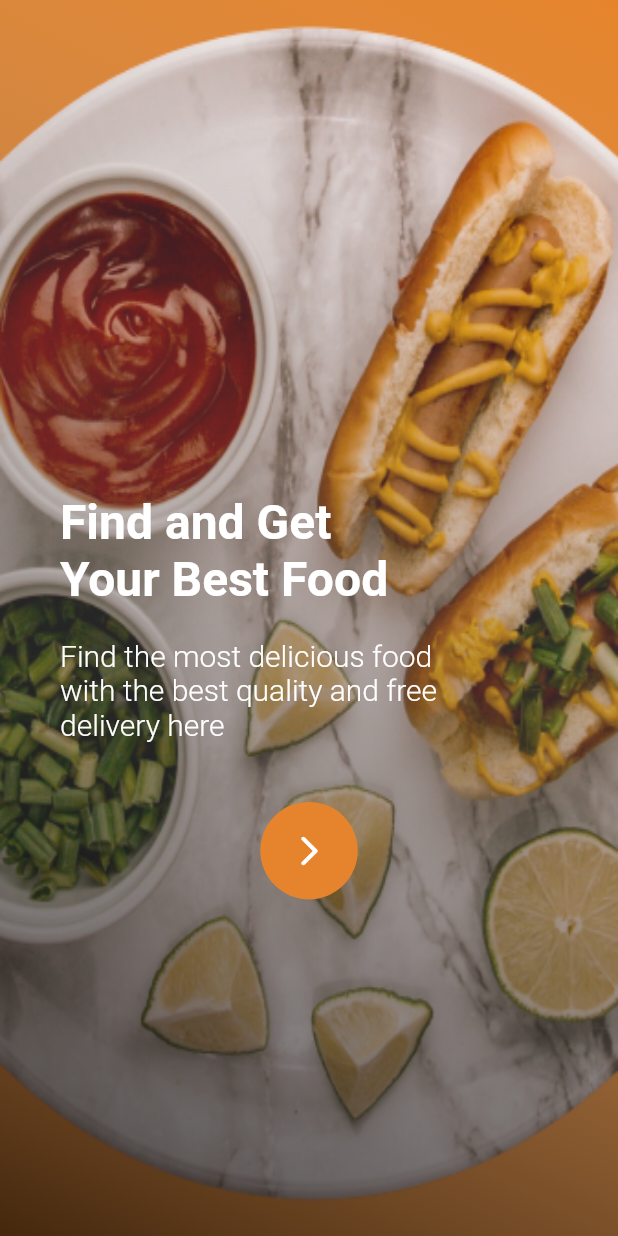
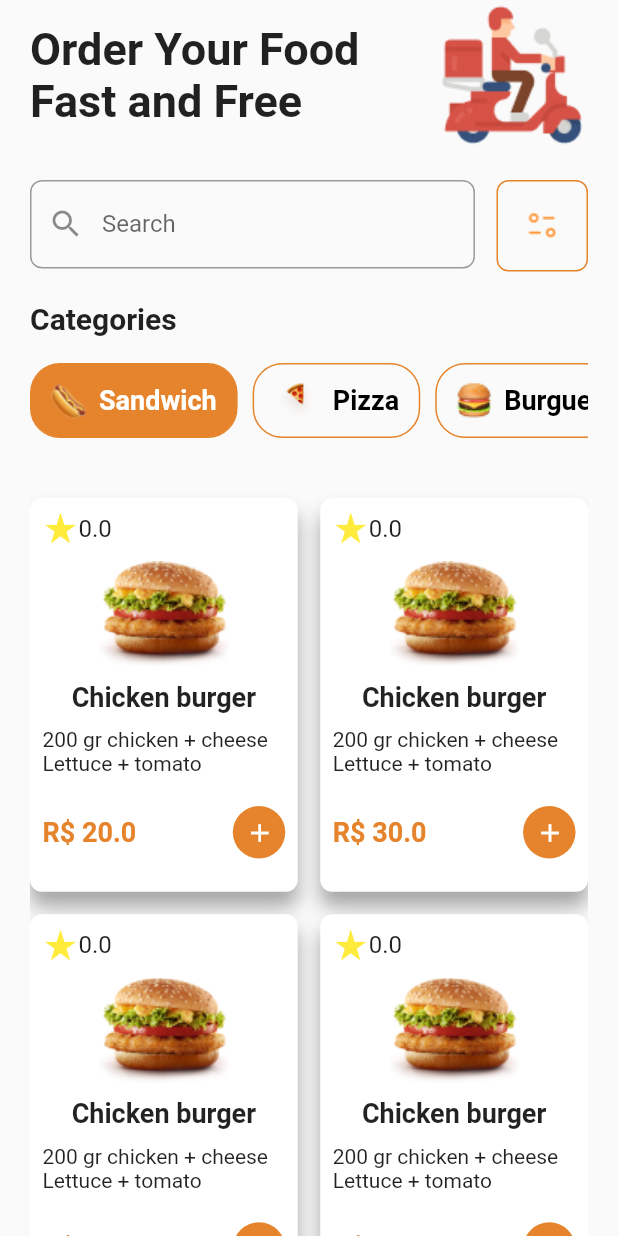
Before and after one commit to herlmanoel/food-delivery-app, a Flutter app: the screen it shows after launch, on a phone screen of 412 x 824 dp. Run offline on Flutter 3.47's test engine with Material 2 defaults, Android fonts, the phone set to English and light mode, and no system bars; our stand-ins replace google_fonts; missing offline and left inert: dart:ffi.

Commit message:
feat: finalizing home layout

```diff
--- a/lib/main.dart
+++ b/lib/main.dart
@@ -1,3 +1,4 @@
+import 'package:ecommercefood/modules/home/HomePage.dart';
 import 'package:ecommercefood/modules/splash/splash_page.dart';
 import 'package:flutter/material.dart';
 
@@ -16,7 +17,7 @@ class MyApp extends StatelessWidget {
       theme: ThemeData(
         primarySwatch: Colors.blue,
       ),
-      home: SplashPage(),
+      home: HomePage(),
     );
   }
 }
--- /dev/null
+++ b/lib/modules/home/CardProduct.dart
@@ -0,0 +1,97 @@
+import 'package:ecommercefood/modules/models/Product.dart';
+import 'package:ecommercefood/shared/themes/app_colors.dart';
+import 'package:flutter/material.dart';
+
+class CardProduct extends StatefulWidget {
+  double widthFather;
+  Product product;
+  CardProduct({ required this.widthFather, required this.product, Key? key });
+
+  @override
+  State<CardProduct> createState() => _CardProductState(widthFather, product);
+}
+
+class _CardProductState extends State<CardProduct> {
+  double widthFather;
+  Product product;
+  _CardProductState(this.widthFather, this.product);
+
+  @override
+  Widget build(BuildContext context) {
+    final double _large = ((widthFather - 40) / 2);
+    print(_large);
+    return Container(
+      padding: EdgeInsets.all(_large * 0.05),
+      width: _large,
+      decoration: BoxDecoration(
+        color: Colors.white,
+        borderRadius: BorderRadius.circular(8),
+        boxShadow: [
+          BoxShadow(
+            color: Colors.grey.withOpacity(0.9),
+            blurRadius: 10,
+            offset: const Offset(0, 10),
+          ),
+        ],
+      ),
+      child: Column(
+        children: [
+          Row(
+            children: [
+              const Icon(Icons.star_rate, color: Colors.yellow,),
+              Text("${product.starts}", style: TextStyle(fontSize: 16),),
+            ],
+          ),
+          const SizedBox(height: 10),
+          // Image.asset(AppImages.burguerProduct),
+          product.image,
+          const SizedBox(height: 10),
+          SizedBox(
+            child: Text(
+              product.name,
+              style: const TextStyle(
+                fontSize: 18,
+                fontWeight: FontWeight.bold
+              )
+            )
+          ),
+          const SizedBox(height: 10),
+          SizedBox(
+            child: Text(
+              product.description,
+              style: const TextStyle(
+                fontSize: 14,
+              )
+            )
+          ),
+          const SizedBox(height: 20),
+          Row(
+            mainAxisAlignment: MainAxisAlignment.spaceBetween,
+            children:  [
+              Text("R\$ ${product.price}",
+              style: TextStyle(fontSize: 18,
+              fontWeight: FontWeight.bold, color: AppColors.backgroundSplash),),
+              Container(
+                width: 35,
+                height: 35,
+                // padding: const EdgeInsets.all(4),
+                decoration: BoxDecoration(
+                  color: AppColors.backgroundSplash,
+                  borderRadius: BorderRadius.circular(50),
+                ),
+                child: IconButton(
+                  icon: const Icon(
+                    Icons.add,
+                    color: Colors.white,
+                    size: 20,
+                  ),
+                  onPressed: () {},
+                ),
+              )
+            ],
+          ),
+        ],
+      ),
+    );
+  }
+}
--- /dev/null
+++ b/lib/modules/home/HomePage.dart
@@ -0,0 +1,172 @@
+
+import 'package:ecommercefood/modules/home/CardProduct.dart';
+import 'package:ecommercefood/modules/models/Category.dart';
+import 'package:ecommercefood/modules/models/Product.dart';
+import 'package:ecommercefood/shared/themes/app_colors.dart';
+import 'package:ecommercefood/shared/themes/app_image.dart';
+import 'package:flutter/material.dart';
+
+class HomePage extends StatefulWidget {
+
+
+  const HomePage({Key? key}) : super(key: key);
+
+  @override
+  State<HomePage> createState() => _HomePageState();
+}
+
+class _HomePageState extends State<HomePage> {
+
+    var listCategories = [
+      Category(id: 1, title: 'Sandwich', icon: Image.asset(AppImages.hotDogIcon), selected: true),
+      Category(id: 2, title: 'Pizza', icon: Image.asset(AppImages.pizzaIcon)),
+      Category(id: 3, title: 'Burguer', icon: Image.asset(AppImages.burguerIcon)),
+    ];
+
+    var listProducts = [
+      Product(id: 1, name: 'Chicken burger', description: "200 gr chicken + cheese  Lettuce + tomato", image: Image.asset(AppImages.burguerProduct), price: 20),
+      Product(id: 2, name: 'Chicken burger', description: "200 gr chicken + cheese  Lettuce + tomato", image: Image.asset(AppImages.burguerProduct), price: 30),
+      Product(id: 3, name: 'Chicken burger', description: "200 gr chicken + cheese  Lettuce + tomato", image: Image.asset(AppImages.burguerProduct), price: 40),
+      Product(id: 4, name: 'Chicken burger', description: "200 gr chicken + cheese  Lettuce + tomato", image: Image.asset(AppImages.burguerProduct), price: 50),
+      Product(id: 5, name: 'Chicken burger', description: "200 gr chicken + cheese  Lettuce + tomato", image: Image.asset(AppImages.burguerProduct), price: 60),
+      Product(id: 6, name: 'Chicken burger', description: "200 gr chicken + cheese  Lettuce + tomato", image: Image.asset(AppImages.burguerProduct), price: 70),
+      Product(id: 7, name: 'Chicken burger', description: "200 gr chicken + cheese  Lettuce + tomato", image: Image.asset(AppImages.burguerProduct), price: 80),
+    ];
+
+  @override
+  Widget build(BuildContext context) {
+    final size = MediaQuery.of(context).size;
+    const paddingSafeArea = 20.0;
+    final widthSafeArea = size.width - (paddingSafeArea * 2);
+    return Scaffold(
+      body: SafeArea(
+        child: Container(
+          padding: const EdgeInsets.symmetric(horizontal: paddingSafeArea),
+          child: Column(
+            children: [
+              Row(
+                mainAxisAlignment: MainAxisAlignment.spaceBetween,
+                children:  [
+                  const Text('Order Your Food\nFast and Free',
+                    style: TextStyle(
+                        fontSize: 30,
+                        fontWeight: FontWeight.bold,
+                    ),
+                  ),
+                  Image.asset(AppImages.delivery),
+                ],
+              ),
+              const SizedBox(height: 20),
+              Row(
+                mainAxisAlignment: MainAxisAlignment.spaceBetween,
+                children: [
+                  SizedBox(
+                    width: size.width * 0.72,
+                    height: 61,
+                    child: TextField(
+                      decoration: InputDecoration(
+                        labelText: 'Search',
+                        prefixIcon: const Icon(Icons.search),
+                        border: OutlineInputBorder(
+                          borderRadius: BorderRadius.circular(8),
+                        ),
+                      ),
+                    ),
+                  ),
+                  Container(
+                    // padding: const EdgeInsets.all(1.0),
+                    decoration: BoxDecoration(
+                      border: Border.all(color: AppColors.backgroundSplash),
+                      borderRadius: BorderRadius.circular(8),
+                    ),
+                    // width: size.width * 0.2,
+                    height: 61,
+                    child: Image.asset(AppImages.filterIcon),
+                  )
+                ],
+              ),
+              const SizedBox(height: 20),
+              SizedBox(
+                width: widthSafeArea,
+                child: const Text("Categories",
+                  textAlign: TextAlign.left,
+                  style: TextStyle(
+                    fontSize: 20,
+                    fontWeight: FontWeight.bold,
+                  ),
+                ),
+              ),
+              const SizedBox(height: 18),
+
+              SizedBox(
+                height: 50,
+                child: ListView.builder(
+                  scrollDirection: Axis.horizontal,
+                  itemCount: listCategories.length,
+                  itemBuilder: (BuildContext ctxt, int index) {
+                    Category category = listCategories[index];
+                    return buttonCategory(category);
+                  },
+                ),
+              ),
+              const SizedBox(height: 20),
+              Expanded(child:
+
+                GridView.builder(
+                  padding: const EdgeInsets.symmetric(vertical: paddingSafeArea),
+                  gridDelegate: const SliverGridDelegateWithFixedCrossAxisCount(
+                    crossAxisCount: 2,
+                    mainAxisSpacing: 15,
+                    crossAxisSpacing: 15,
+                    childAspectRatio: 0.68,
+                  ),
+                  itemBuilder: (context, i) =>
+                  CardProduct(widthFather: widthSafeArea, product: listProducts[i]),
+                  itemCount: listProducts.length,
+                ),
+              )
+            ]
+          ),
+        ),
+      ),
+    );
+  }
+
+  Container buttonCategory(Category category) {
+    var icon = category.icon;
+    var title = category.title;
+    var selected = category.selected;
+    var id = category.id;
+    return
+      Container(
+        margin: const EdgeInsets.only(right: 10),
+
+        padding: const EdgeInsets.symmetric(horizontal: 5),
+        decoration: BoxDecoration(
+          color: selected ? AppColors.backgroundSplash : Colors.transparent,
+          border: Border.all(color: AppColors.backgroundSplash),
+          borderRadius: BorderRadius.circular(20),
+        ),
+        child: TextButton.icon(
+          onPressed: () {
+            setState(() {
+              var elementCurrent = listCategories.firstWhere((element) => element.id == id);
+              var elementSelected = listCategories.firstWhere((element) => element.selected == true);
+              elementCurrent.selected = true;
+              elementSelected.selected = false;
+              listCategories.sort((a, b) => a.selected ? -1 : 1);
+            });
+          },
+          icon: icon,
+          label: Text(
+            title,
+            style: TextStyle(
+              fontSize: 18,
+              color: selected ? Colors.white : Colors.black,
+              fontWeight: FontWeight.bold
+            ),
+          ),
+        ),
+      );
+  }
+}
--- /dev/null
+++ b/lib/modules/login/login_page.dart
@@ -0,0 +1,25 @@
+import 'package:ecommercefood/shared/themes/app_colors.dart';
+import 'package:flutter/material.dart';
+
+class LoginPage extends StatelessWidget {
+  const LoginPage({ Key? key }) : super(key: key);
+
+  @override
+  Widget build(BuildContext context) {
+    return Container(
+      color: AppColors.background,
+      child: Column(
+        children: [
+          Stack(
+            children: [
+                Container(
+                color: AppColors.backgroundSplash,
+                height: 200,
+              ),
+            ],
+          )
+        ],
+      ),
+    );
+  }
+}
--- /dev/null
+++ b/lib/modules/models/Category.dart
@@ -0,0 +1,9 @@
+import 'package:flutter/cupertino.dart';
+
+class Category {
+  int id;
+  String title;
+  Image icon;
+  bool selected;
+  Category ({ required this.id, required this.title, required this.icon, this.selected = false});
+}
--- /dev/null
+++ b/lib/modules/models/Product.dart
@@ -0,0 +1,20 @@
+import 'dart:ffi';
+
+import 'package:flutter/material.dart';
+
+class Product {
+  int id;
+  double starts;
+  String name;
+  String description;
+  Image image;
+  double price;
+  Product({
+    required this.id,
+    this.starts = 0.0,
+    required this.name,
+    this.description = '',
+    required this.image,
+    required this.price,
+  });
+}
--- /dev/null
+++ b/lib/modules/splash/gradient.dart
@@ -0,0 +1,21 @@
+import 'package:flutter/material.dart';
+
+class GradientSplash extends StatelessWidget {
+  const GradientSplash({ Key? key }) : super(key: key);
+
+  @override
+  Widget build(BuildContext context) {
+    return Container(
+        decoration: BoxDecoration(
+        gradient: LinearGradient(
+          begin: Alignment.topRight,
+          end: Alignment.bottomLeft,
+          colors: [
+            const Color(0xFFC4C4C4).withOpacity(0),
+            const Color(0x00000000).withOpacity(0.7),
+          ],
+        )
+      ),
+    );
+  }
+}
--- a/lib/modules/splash/splash_page.dart
+++ b/lib/modules/splash/splash_page.dart
@@ -1,18 +1,24 @@
+import 'package:ecommercefood/modules/home/HomePage.dart';
+import 'package:ecommercefood/modules/splash/gradient.dart';
+import 'package:flutter/material.dart';
+
 import 'package:ecommercefood/modules/splash/button.dart';
 import 'package:ecommercefood/shared/themes/app_colors.dart';
 import 'package:ecommercefood/shared/themes/app_image.dart';
 import 'package:ecommercefood/shared/themes/app_text_style.dart';
-import 'package:flutter/material.dart';
 
 class SplashPage extends StatelessWidget {
   // const SplashPage({Key? key}) : super(key: key);
+  toLogin(context) {
+    Navigator.push(context, MaterialPageRoute(builder: (context) => HomePage()));
+  }
 
   @override
   Widget build(BuildContext context) {
     final size = MediaQuery.of(context).size;
+
     return Scaffold(
       backgroundColor: AppColors.background,
-
       body: Container(
         width:  size.width,
         height: size.height,
@@ -27,20 +33,8 @@ class SplashPage extends StatelessWidget {
                   image: AssetImage(AppImages.introFood),
                 ),
               ),
-              child: null,
               ),
-              Container(
-                  decoration: BoxDecoration(
-                  gradient: LinearGradient(
-                    begin: Alignment.topRight,
-                    end: Alignment.bottomLeft,
-                    colors: [
-                      const Color(0xFFC4C4C4).withOpacity(0),
-                      const Color(0x00000000).withOpacity(0.7),
-                    ],
-                  )
-                ),
-              ),
+              const GradientSplash(),
               Positioned(
                 top: size.width * 0.8,
                 child: Padding(
@@ -68,6 +62,7 @@ class SplashPage extends StatelessWidget {
                                 child: ButtonSplash(
                                   onTap: () {
                                     print("CLick");
+                                    toLogin(context);
                                   },
                                 ),
                               ),
--- a/lib/shared/themes/app_image.dart
+++ b/lib/shared/themes/app_image.dart
@@ -2,4 +2,10 @@ class AppImages {
   static const intro = 'assets/images/intro.png';
   static const introFood = 'assets/images/intro-food.png';
   static const logoFull = 'assets/images/logofull.png';
+  static const burguerIcon = 'assets/images/burguerIcon.png';
+  static const pizzaIcon = 'assets/images/pizzaIcon.png';
+  static const delivery = 'assets/images/delivery.png';
+  static const hotDogIcon = 'assets/images/hotDogIcon.png';
+  static const filterIcon = 'assets/images/filterIcon.png';
+  static const burguerProduct = 'assets/images/burguerProduct.png';
 }
```
Also changed, not shown: assets/images/burguerIcon.png (added), assets/images/burguerProduct.png (added), assets/images/delivery.png (added), assets/images/filterIcon.png (added), assets/images/hotDogIcon.png (added), assets/images/pizzaIcon.png (added).
